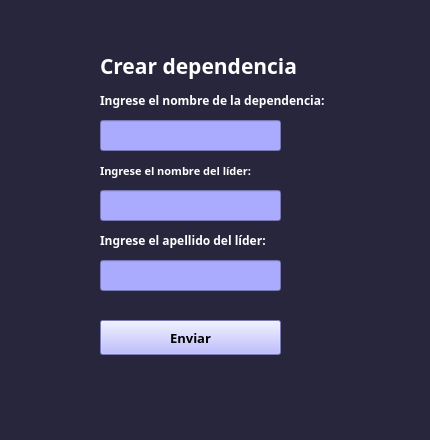
Above: Prueba tp/form_dependencia.ui from stel0/TP-PYTHON before the change. Below: the same form after it.
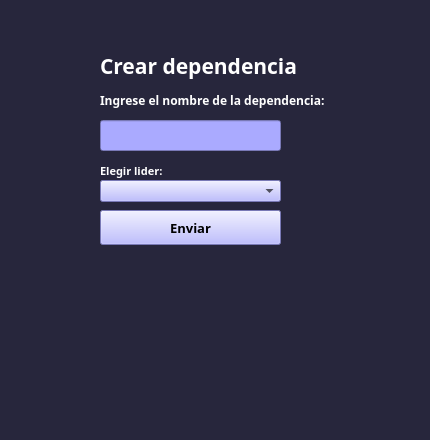
That is the form after the change.

Commit message: crear dependencia, actualizar imagen

What changed in the file:
```diff
--- a/Prueba tp/form_dependencia.ui
+++ b/Prueba tp/form_dependencia.ui
@@ -105,25 +105,6 @@
      <string>Ingrese el nombre de la dependencia:</string>
     </property>
    </widget>
-   <widget class="QLineEdit" name="input_dependencia_nombre_lider">
-    <property name="geometry">
-     <rect>
-      <x>60</x>
-      <y>160</y>
-      <width>181</width>
-      <height>31</height>
-     </rect>
-    </property>
-    <property name="minimumSize">
-     <size>
-      <width>0</width>
-      <height>25</height>
-     </size>
-    </property>
-    <property name="styleSheet">
-     <string notr="true">background:rgb(170, 170, 255);</string>
-    </property>
-   </widget>
    <widget class="QLabel" name="label_3">
     <property name="geometry">
      <rect>
@@ -145,14 +126,14 @@
      <string notr="true">color:white;</string>
     </property>
     <property name="text">
-     <string>Ingrese el nombre del líder:</string>
+     <string>Elegir lider:</string>
     </property>
    </widget>
    <widget class="QPushButton" name="enviar_dependencia">
     <property name="geometry">
      <rect>
       <x>60</x>
-      <y>290</y>
+      <y>180</y>
       <width>181</width>
       <height>35</height>
      </rect>
@@ -187,44 +168,15 @@
      <string>Enviar</string>
     </property>
    </widget>
-   <widget class="QLabel" name="label_4">
+   <widget class="QComboBox" name="elegir_lider">
     <property name="geometry">
      <rect>
       <x>60</x>
-      <y>200</y>
-      <width>301</width>
-      <height>21</height>
-     </rect>
-    </property>
-    <property name="font">
-     <font>
-      <family>Candara</family>
-      <weight>75</weight>
-      <bold>true</bold>
-     </font>
-    </property>
-    <property name="styleSheet">
-     <string notr="true">color:white;</string>
-    </property>
-    <property name="text">
-     <string>Ingrese el apellido del líder:</string>
-    </property>
-   </widget>
-   <widget class="QLineEdit" name="input_dependencia_apellido_lider">
-    <property name="geometry">
-     <rect>
-      <x>60</x>
-      <y>230</y>
+      <y>150</y>
       <width>181</width>
-      <height>31</height>
+      <height>22</height>
      </rect>
     </property>
-    <property name="minimumSize">
-     <size>
-      <width>0</width>
-      <height>25</height>
-     </size>
-    </property>
     <property name="styleSheet">
      <string notr="true">background:rgb(170, 170, 255);</string>
     </property>
```
The commit also changes 10 other files.
